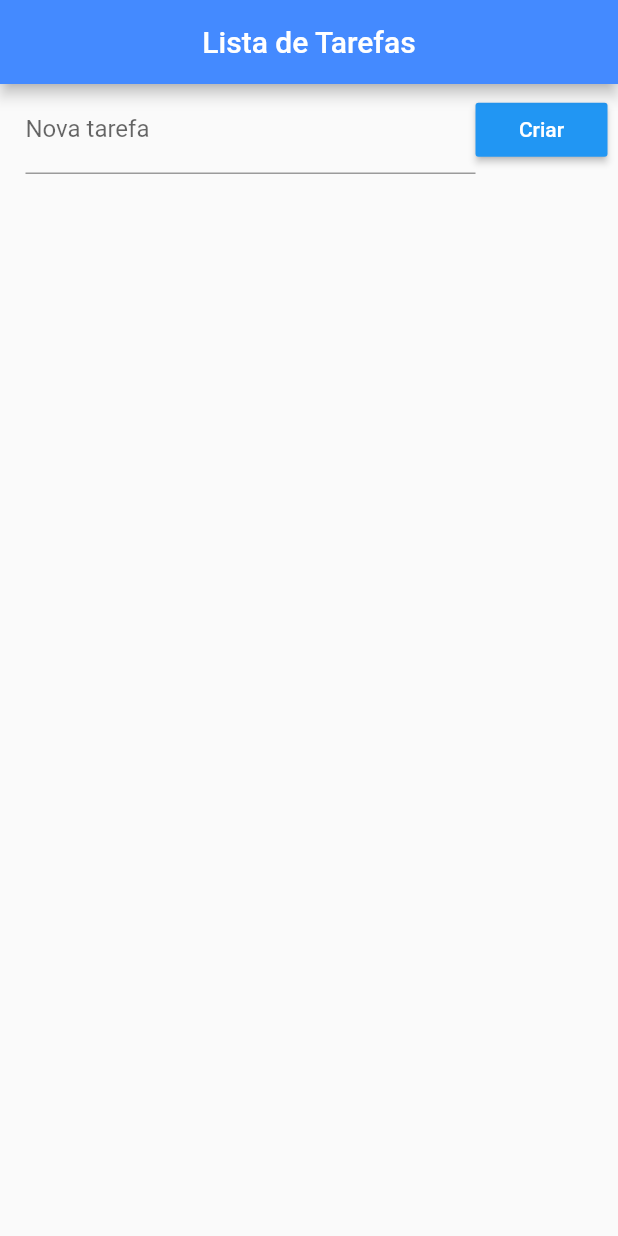
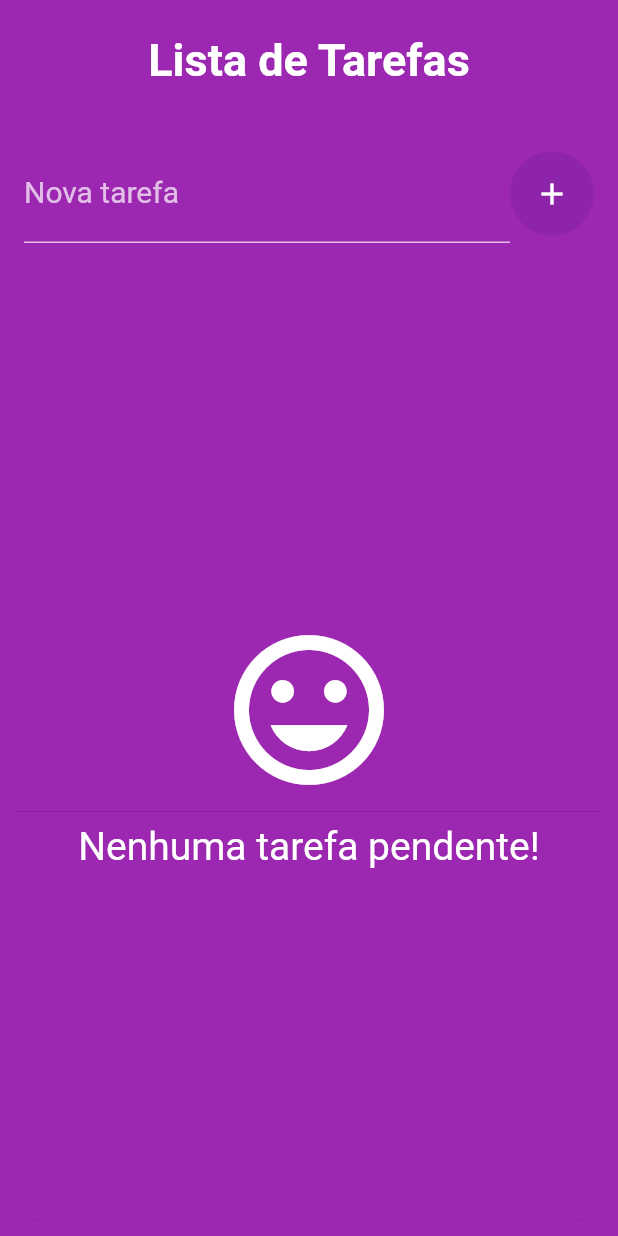
Before and after one commit to professorgilmagro/flutter-tasklist, a Flutter app: the screen it shows after launch, on a phone screen of 412 x 824 dp. Run offline on Flutter 3.47's test engine with Material 2 defaults, Android fonts, the phone set to English and light mode, and no system bars; our stand-ins replace google_fonts; Roboto replaces fonts that are missing (Pompiere).

Commit message:
Adiciona a funcionalidade de remoção, desfazer e implmenta o package GoogleFonts

```diff
--- a/lib/pages/home/components/add_area.dart
+++ b/lib/pages/home/components/add_area.dart
@@ -1,20 +1,40 @@
 import 'package:flutter/material.dart';
+import 'package:google_fonts/google_fonts.dart';
 
 Widget AddTaskRow(Function addAction, TextEditingController textController) {
-  return Container(
-    padding: EdgeInsets.fromLTRB(17, 1, 7, 1),
+  return Padding(
+    padding: EdgeInsets.all(6),
     child: Row(
       children: <Widget>[
         Expanded(
           child: TextField(
             controller: textController,
-            decoration: InputDecoration(labelText: "Nova tarefa"),
+            style: GoogleFonts.adventPro(
+              textStyle: TextStyle(color: Colors.white, fontSize: 20),
+            ),
+            decoration: InputDecoration(
+              labelText: "Nova tarefa",
+              labelStyle: GoogleFonts.adventPro(
+                textStyle: TextStyle(fontSize: 20, color: Colors.white70),
+              ),
+              enabledBorder: UnderlineInputBorder(
+                borderSide: BorderSide(color: Colors.white70),
+              ),
+              focusedBorder: UnderlineInputBorder(
+                borderSide: BorderSide(color: Colors.white),
+              ),
+            ),
           ),
         ),
-        RaisedButton(
+        FloatingActionButton(
+          elevation: 0,
           onPressed: addAction,
-          color: Colors.blue,
-          child: Text('Criar', style: TextStyle(color: Colors.white)),
+          backgroundColor: Colors.purple[600],
+          mini: false,
+          child: Icon(
+            Icons.add,
+            color: Colors.white,
+          ),
         )
       ],
     ),
--- a/lib/pages/home/home.dart
+++ b/lib/pages/home/home.dart
@@ -1,62 +1,89 @@
 import 'package:flutter/material.dart';
+import 'package:google_fonts/google_fonts.dart';
 import 'package:task_app/models/task.dart';
 import 'package:task_app/pages/home/components/add_area.dart';
 import 'package:task_app/pages/home/components/list_area.dart';
+import 'package:task_app/pages/home/components/snack.dart';
 
 class Home extends StatefulWidget {
   @override
   _HomeState createState() => _HomeState();
 }
 
-class _HomeState extends State<Home> with SingleTickerProviderStateMixin {
-  AnimationController _controller;
+class _HomeState extends State<Home> {
   TextEditingController taskFieldControl = TextEditingController();
   List<Task> _tasks = [];
+  Map<String, dynamic> _removed = Map();
+
+  void save() => Task().saveTasks(_tasks);
 
   void _addTaskAction() {
+    if (taskFieldControl.text.isEmpty) {
+      return;
+    }
+
     Task task = Task(description: taskFieldControl.text, done: false);
     setState(() {
       _tasks.add(task);
       taskFieldControl.text = "";
-      task.saveTasks(_tasks);
+      save();
     });
   }
 
-  void _onTaskCheck(bool value) {
+  void _onTaskCheck(int index, bool value) {
     setState(() {
-      _tasks[0].done = value;
-      Task().saveTasks(_tasks);
+      _tasks[index].done = value;
+      save();
+    });
+  }
+
+  void _onRemoveItem(index, task, context) {
+    _removed["index"] = index;
+    _removed["task"] = task;
+    _tasks.removeAt(index);
+    save();
+    SnackUndoMessage(context, task.description, _undoDelete);
+  }
+
+  void _undoDelete() {
+    setState(() {
+      _tasks.insert(_removed['index'], _removed['task']);
+      save();
     });
   }
 
   @override
   void initState() {
     super.initState();
-    _controller = AnimationController(vsync: this);
-    Task().fetchListFromStorage().then((tasks) => this._tasks = tasks);
-  }
 
-  @override
-  void dispose() {
-    _controller.dispose();
-    super.dispose();
+    Task().fetchListFromStorage().then((tasks) {
+      _tasks = tasks;
+    });
   }
 
   @override
   Widget build(BuildContext context) {
     return Scaffold(
         appBar: AppBar(
-        title: Text("Lista de Tarefas", style: TextStyle(color: Colors.white)),
+          title: Text(
+            "Lista de Tarefas",
+            style: GoogleFonts.poiretOne(
+              textStyle: TextStyle(fontSize: 30, fontWeight: FontWeight.bold),
+            ),
+          ),
           centerTitle: true,
-        backgroundColor: Colors.blueAccent,
-        shadowColor: Colors.black,
+          elevation: 0.0,
+          toolbarHeight: 80,
         ),
-      body: Column(
+        body: Container(
+          color: Colors.purple,
+          padding: EdgeInsets.all(10),
+          child: Column(
             children: <Widget>[
               AddTaskRow(_addTaskAction, taskFieldControl),
-          TaskListView(_tasks, _onTaskCheck),
+              TaskListView(_tasks, _onTaskCheck, _onRemoveItem),
             ],
           ),
-    );
+        ));
   }
 }
--- a/pubspec.yaml
+++ b/pubspec.yaml
@@ -25,6 +25,8 @@ dependencies:
     sdk: flutter
 
   path_provider: ^1.1.0
+  google_fonts: ^1.1.0
+  fade: ^1.0.0
 
 
   # The following adds the Cupertino Icons font to your application.
```
Also changed, not shown: lib/helpers/file.dart (+10 -11 lines), lib/main.dart (+13 -0 lines), lib/models/task.dart (+3 -6 lines), lib/pages/home/components/list_area.dart (+92 -15 lines), lib/pages/home/components/snack.dart (added, +34 -0 lines), pubspec.lock. Lines whose indentation alone changed are shown as unchanged.
